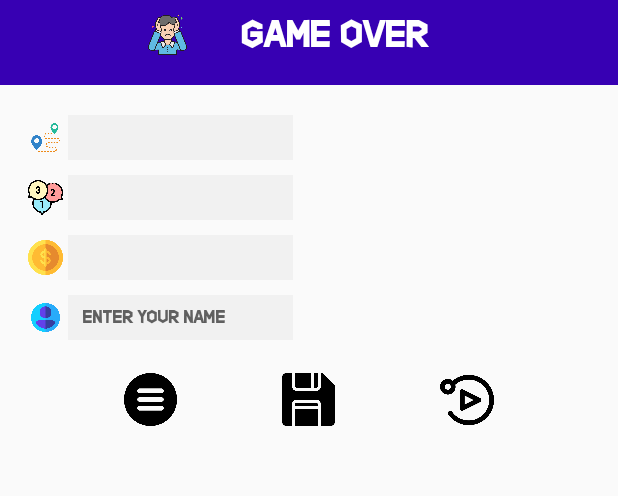
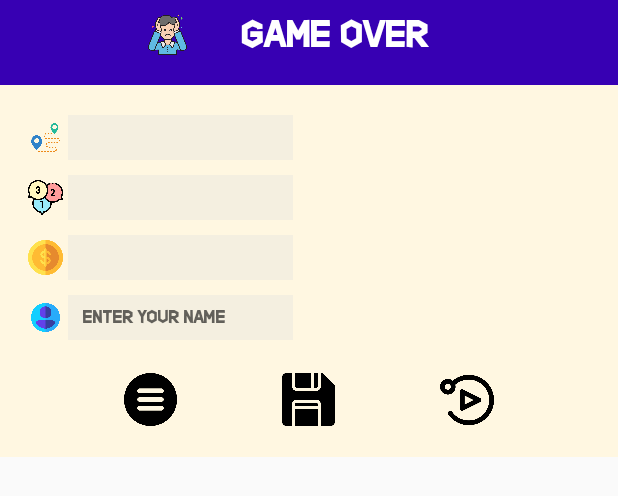
Before and after one commit to amitay1993/AndroidProject, an Android app: the layout game_over_dialog.xml on its own in the app's theme, with its tools: preview values and no code run, on a phone screen of 412 x 824 dp. Shown: the top 496 px of the screen. Run offline under Robolectric (Android 15) with nearby library versions, the phone set to English and light mode, and no system bars.

Commit message:
game finished

```diff
--- a/app/src/main/res/layout/game_over_dialog.xml
+++ b/app/src/main/res/layout/game_over_dialog.xml
@@ -3,10 +3,7 @@
     android:layout_width="wrap_content"
     android:layout_height="wrap_content"
     android:id="@+id/layoutDialogContainer"
-
-    >
-
-
+    android:background="@color/lightyellow">
 
 
         <RelativeLayout
@@ -232,9 +229,8 @@
             android:layout_height="35dp"
             android:background="@null"
             android:layout_toStartOf="@+id/save"
-            android:layout_marginStart="-72dp"
             android:layout_marginTop="0dp">
 
         </ImageButton>
 </RelativeLayout>
-    </RelativeLayout>
+</RelativeLayout>
```
